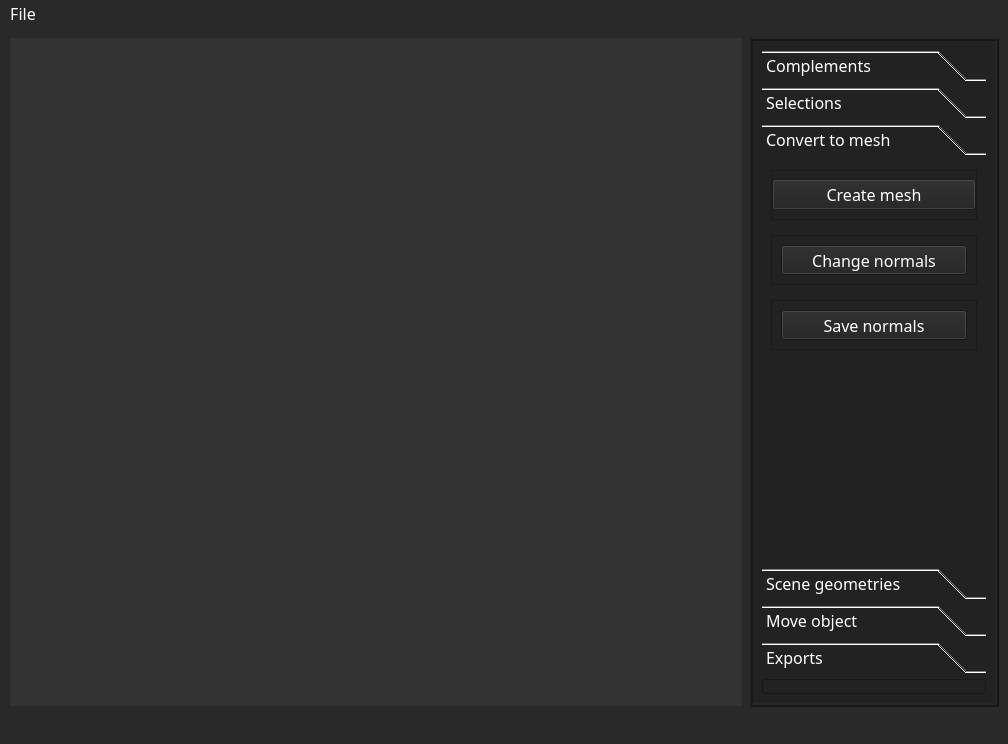
Old version of the form UI2.ui in the repository MateuszRumin/PWSZ_3IS_2024_ZPI_P3_G3.
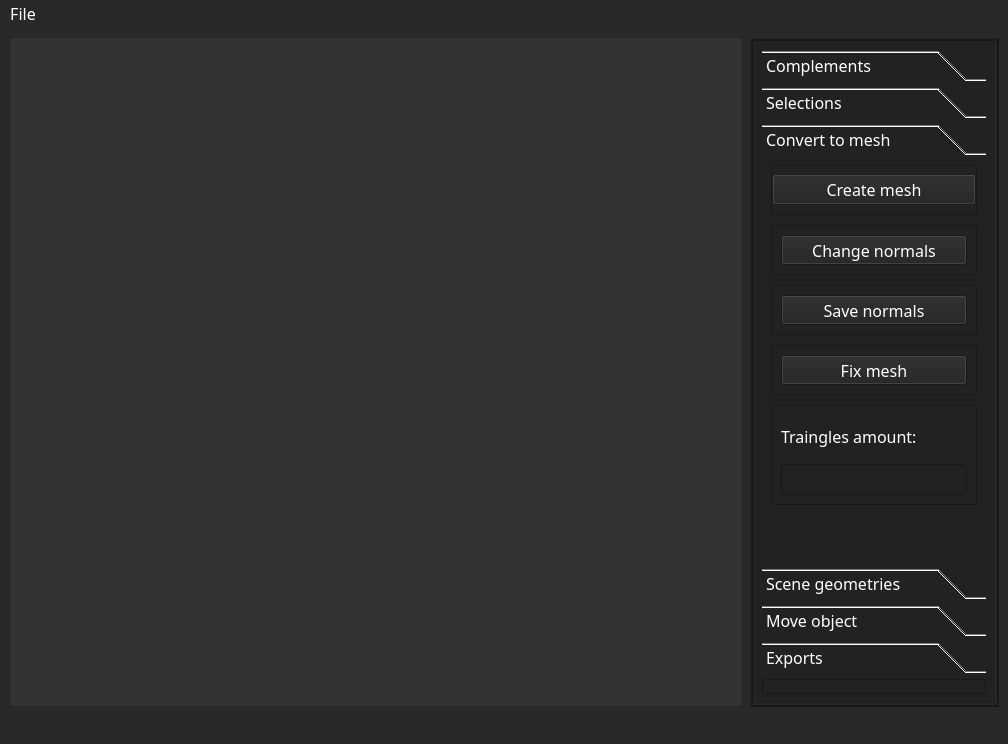
New version of the form. The open tabs and pages were chosen to show the change.

Commit message: changing triangles amount ver. 1.19

```diff
--- a/UI2.ui
+++ b/UI2.ui
@@ -1004,8 +1004,8 @@
            <rect>
             <x>0</x>
             <y>0</y>
-            <width>206</width>
-            <height>200</height>
+            <width>220</width>
+            <height>350</height>
            </rect>
           </property>
           <property name="minimumSize">
@@ -1017,7 +1017,7 @@
           <property name="maximumSize">
            <size>
             <width>300</width>
-            <height>200</height>
+            <height>350</height>
            </size>
           </property>
           <attribute name="label">
@@ -1129,6 +1129,59 @@
              </layout>
             </widget>
            </item>
+           <item>
+            <widget class="QFrame" name="frame_fix_mesh">
+             <property name="maximumSize">
+              <size>
+               <width>206</width>
+               <height>50</height>
+              </size>
+             </property>
+             <property name="frameShape">
+              <enum>QFrame::StyledPanel</enum>
+             </property>
+             <property name="frameShadow">
+              <enum>QFrame::Raised</enum>
+             </property>
+             <layout class="QVBoxLayout" name="verticalLayout_19">
+              <item>
+               <widget class="QPushButton" name="fix_mesh_button">
+                <property name="text">
+                 <string>Fix mesh</string>
+                </property>
+               </widget>
+              </item>
+             </layout>
+            </widget>
+           </item>
+           <item>
+            <widget class="QFrame" name="frame_triangles_amount">
+             <property name="maximumSize">
+              <size>
+               <width>206</width>
+               <height>100</height>
+              </size>
+             </property>
+             <property name="frameShape">
+              <enum>QFrame::StyledPanel</enum>
+             </property>
+             <property name="frameShadow">
+              <enum>QFrame::Raised</enum>
+             </property>
+             <layout class="QVBoxLayout" name="verticalLayout_20">
+              <item>
+               <widget class="QLabel" name="triangles_amount_label">
+                <property name="text">
+                 <string>Traingles amount:</string>
+                </property>
+               </widget>
+              </item>
+              <item>
+               <widget class="QLineEdit" name="triangles_amount_input_field"/>
+              </item>
+             </layout>
+            </widget>
+           </item>
           </layout>
          </widget>
          <widget class="QWidget" name="page_scene_geometries">
```
Left out of the diff: 6 changed lines with no effect on the pictures. The commit also changes 6 other files.
